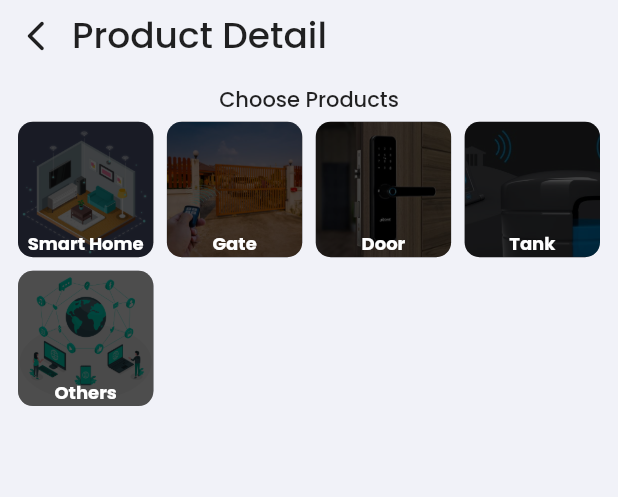
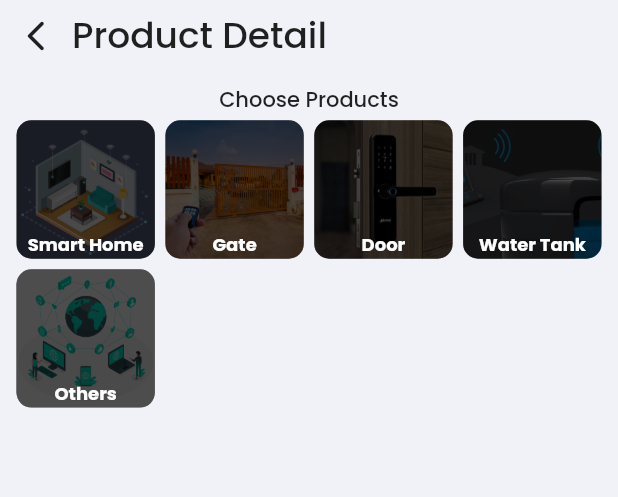
Before and after one commit to onwords-smart-solutions/my_office, a Flutter app: the ProductDetailScreen widget shown alone on an empty page, opened directly with empty values, on a phone screen of 412 x 824 dp. Shown: the top 497 px of the screen. Run offline on Flutter 3.47's test engine with Material 2 defaults, Android fonts, the phone set to English and light mode, and no system bars; our stand-ins replace after_layout, auto_size_text, awesome_dialog, connectivity_plus, delayed_display, firebase_auth and 15 more; missing offline and left inert: slide_to_confirm; accounts and stored records are empty.

```diff
--- a/lib/PR/visit/product_detail_screen.dart
+++ b/lib/PR/visit/product_detail_screen.dart
@@ -31,7 +31,7 @@ class _ProductDetailScreenState extends State<ProductDetailScreen> {
     'Smart Home': false,
     'Gate': false,
     'Door': false,
-    'Tank': false,
+    'Water Tank': false,
     'Others': false,
   };
 
@@ -96,7 +96,7 @@ class _ProductDetailScreenState extends State<ProductDetailScreen> {
                 case 'gate':
                   imagePath = 'assets/visit/gate.jpg';
                   break;
-                case 'tank':
+                case 'water tank':
                   imagePath = 'assets/visit/tank.jpg';
                   break;
                 case 'door':
@@ -119,24 +119,34 @@ class _ProductDetailScreenState extends State<ProductDetailScreen> {
                     });
                   });
                 },
-                child: Container(
-                  margin: const EdgeInsets.all(4.0),
+                child: Stack(
+                  children: [
+                    //main
+                    Container(
+                      margin: const EdgeInsets.all(3.0),
                       decoration: BoxDecoration(
-                      gradient:isSelected?null:const LinearGradient(
+                          gradient: isSelected
+                              ? null
+                              : const LinearGradient(
                                   begin: Alignment.topLeft,
                                   end: Alignment.bottomRight,
                                   colors: [Colors.black, Colors.black],
-                        stops:  [0.1, 0.9],
+                                  stops: [0.1, 0.9],
                                 ),
                           borderRadius: BorderRadius.circular(10.0),
                           image: DecorationImage(
-                          colorFilter:isSelected?null: ColorFilter.mode(
-                              Colors.black.withOpacity(.3), BlendMode.dstATop),
+                              colorFilter: isSelected
+                                  ? null
+                                  : ColorFilter.mode(
+                                      Colors.black.withOpacity(.3),
+                                      BlendMode.dstATop),
                               image: AssetImage(imagePath),
                               fit: BoxFit.cover)),
                       child: Align(
                           alignment: AlignmentDirectional.bottomCenter,
-                      child:isSelected?const SizedBox.shrink(): Text(
+                          child: isSelected
+                              ? const SizedBox.shrink()
+                              : Text(
                                   productName,
                                   style: TextStyle(
                                       fontSize: 12.0,
@@ -144,36 +154,18 @@ class _ProductDetailScreenState extends State<ProductDetailScreen> {
                                       fontFamily: ConstantFonts.poppinsBold),
                                 )),
                     ),
+                    if (isSelected)
+                    const  CircleAvatar(
+                        radius: 13.0,
+                        backgroundColor: Colors.green,
+                        child: Icon(Icons.check_rounded,color: Colors.white,),
+                      )
+                  ],
+                ),
               );
             },
 
-            // children: products.keys.map((String key) {
-            //   return SizedBox(
-            //     height: 38.0,
-            //     child: CheckboxListTile(
-            //       checkboxShape: RoundedRectangleBorder(
-            //           borderRadius: BorderRadius.circular(5.0)),
-            //       enableFeedback: true,
-            //       title: Text(
-            //         key,
-            //         style: TextStyle(fontFamily: ConstantFonts.poppinsMedium),
-            //       ),
-            //       value: products[key],
-            //       onChanged: (data) {
-            //         setState(() {
-            //           products.update(key, (value) => data!);
-            //           if (data == true) {
-            //             selectedProducts.add(key);
-            //           } else {
-            //             if (selectedProducts.contains(key)) {
-            //               selectedProducts.remove(key);
-            //             }
-            //           }
-            //         });
-            //       },
-            //     ),
-            //   );
-            // }).toList(),
+
           ),
         ),
       ],
--- a/lib/PR/visit/summary_notes.dart
+++ b/lib/PR/visit/summary_notes.dart
@@ -1,11 +1,8 @@
 import 'dart:io';
-
-import 'package:firebase_auth/firebase_auth.dart';
 import 'package:firebase_database/firebase_database.dart';
 import 'package:firebase_storage/firebase_storage.dart';
 import 'package:flutter/material.dart';
 import 'package:flutter/services.dart';
-import 'package:flutter_image_compress/flutter_image_compress.dart';
 import 'package:image_picker/image_picker.dart';
 import 'package:intl/intl.dart';
 import 'package:lottie/lottie.dart';
--- a/pubspec.yaml
+++ b/pubspec.yaml
@@ -17,7 +17,7 @@ publish_to: 'none' # Remove this line if you wish to publish to pub.dev
 # https://developer.apple.com/library/archive/documentation/General/Reference/InfoPlistKeyReference/Articles/CoreFoundationKeys.html
 # In Windows, build-name is used as the major, minor, and patch parts
 # of the product and file versions while build-number is used as the build suffix.
-version: 1.0.0+5
+version: 1.0.0+7
 
 environment:
   sdk: '>=2.18.6 <3.0.0'
@@ -61,8 +61,8 @@ dependencies:
   flutter_local_notifications: ^13.0.0
   timezone: ^0.9.1
   firebase_storage: ^11.0.14
-  flutter_image_compress: ^1.1.3
   external_app_launcher: ^3.1.0
+  url_launcher: ^6.1.10
 
 
 
```
Also changed, not shown: lib/home/user_home_screen.dart (+72 -9 lines), pubspec.lock, 5 other files. Lines whose indentation alone changed are shown as unchanged.
